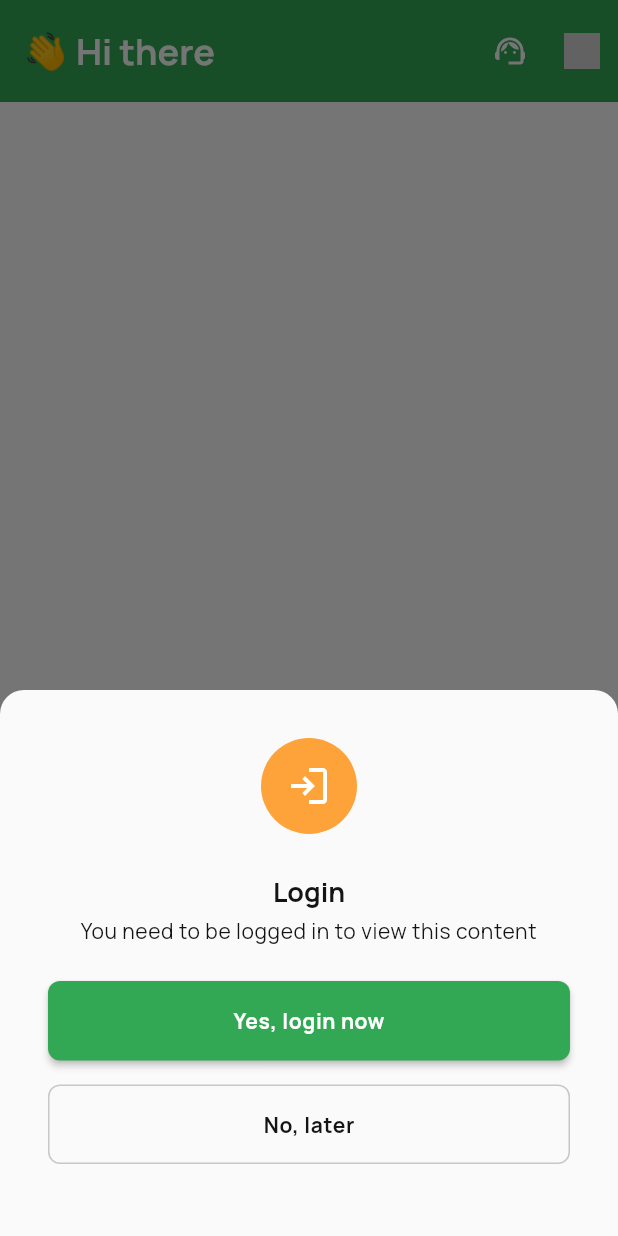
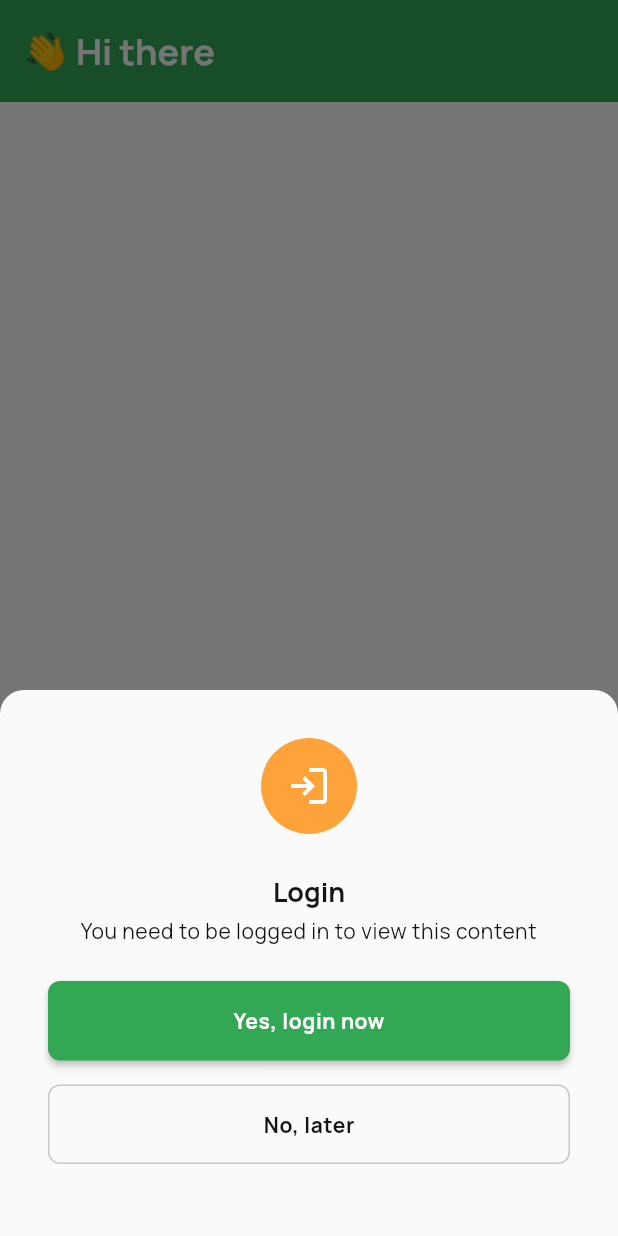
Before and after one commit to hellomentorplus/hatspace, a Flutter app: the screen it shows after launch, item 2 of the bottom bar chosen, on a phone screen of 412 x 824 dp. Run offline on Flutter 3.47's test engine with Material 2 defaults, Android fonts, the phone set to English and light mode, and no system bars; our stand-ins replace cached_network_image, clock, cloud_firestore, device_info_plus, equatable, firebase_auth and 13 more; missing offline and left inert: flutter_facebook_auth, photo_manager, shake; accounts and stored records are empty; generated files the repository leaves out were written again.

Commit message:
HS-393 remove agent and notification icon in home

```diff
--- a/lib/features/home/view/home_view.dart
+++ b/lib/features/home/view/home_view.dart
@@ -60,31 +60,31 @@ class HomePageBodyState extends State<HomePageBody> {
         backgroundColor: Theme.of(context).colorScheme.primary,
         toolbarHeight: HsDimens.size68,
         elevation: 0.0,
-        actions: [
-          IconButton(
-              onPressed: () {
-                // TODO add action
-              },
-              icon: SvgPicture.asset(
-                Assets.icons.icAgent,
-                colorFilter: ColorFilter.mode(
-                    Theme.of(context).colorScheme.onPrimary, BlendMode.srcIn),
-                width: HsDimens.size24,
-                height: HsDimens.size24,
-              )),
-          IconButton(
-            onPressed: () {
-              // TODO add action
-            },
-            icon: SvgPicture.asset(
-              Assets.icons.notification,
-              colorFilter: ColorFilter.mode(
-                  Theme.of(context).colorScheme.onPrimary, BlendMode.srcIn),
-              width: HsDimens.size24,
-              height: HsDimens.size24,
-            ),
-          )
-        ],
+        // actions: [
+        //   IconButton(
+        //       onPressed: () {
+        //         // TODO add action
+        //       },
+        //       icon: SvgPicture.asset(
+        //         Assets.icons.icAgent,
+        //         colorFilter: ColorFilter.mode(
+        //             Theme.of(context).colorScheme.onPrimary, BlendMode.srcIn),
+        //         width: HsDimens.size24,
+        //         height: HsDimens.size24,
+        //       )),
+        //   IconButton(
+        //     onPressed: () {
+        //       // TODO add action
+        //     },
+        //     icon: SvgPicture.asset(
+        //       Assets.icons.notification,
+        //       colorFilter: ColorFilter.mode(
+        //           Theme.of(context).colorScheme.onPrimary, BlendMode.srcIn),
+        //       width: HsDimens.size24,
+        //       height: HsDimens.size24,
+        //     ),
+        //   )
+        // ],
       ),
       body: BlocBuilder<GetPropertiesCubit, GetPropertiesState>(
         builder: (context, state) {
```
